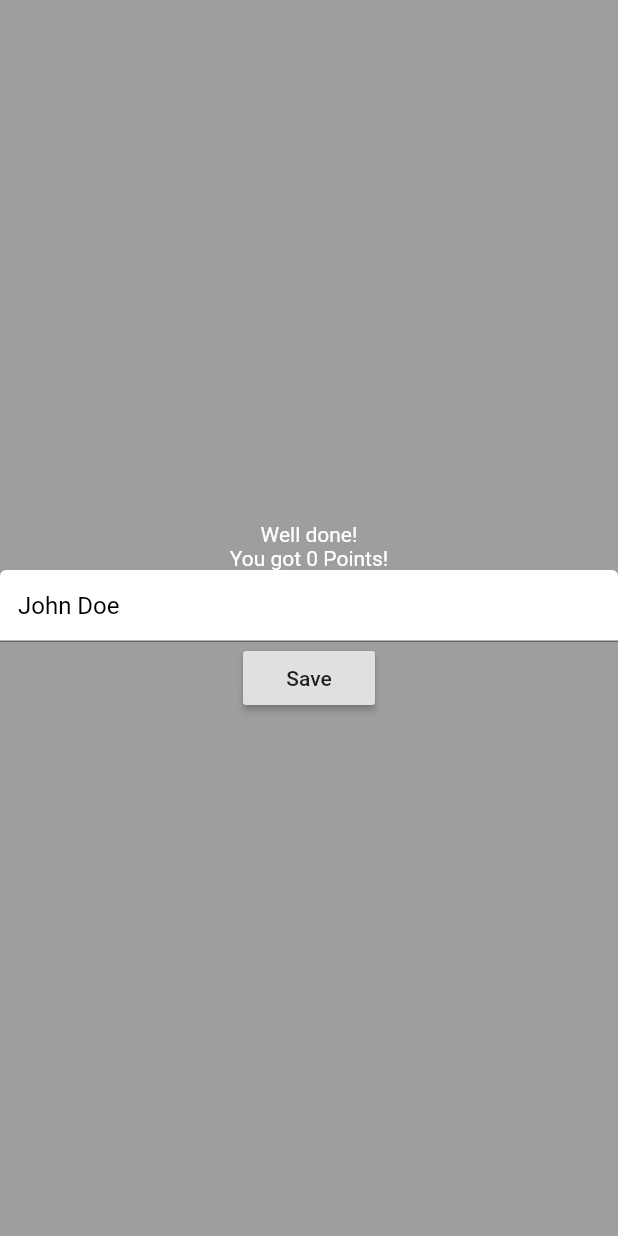
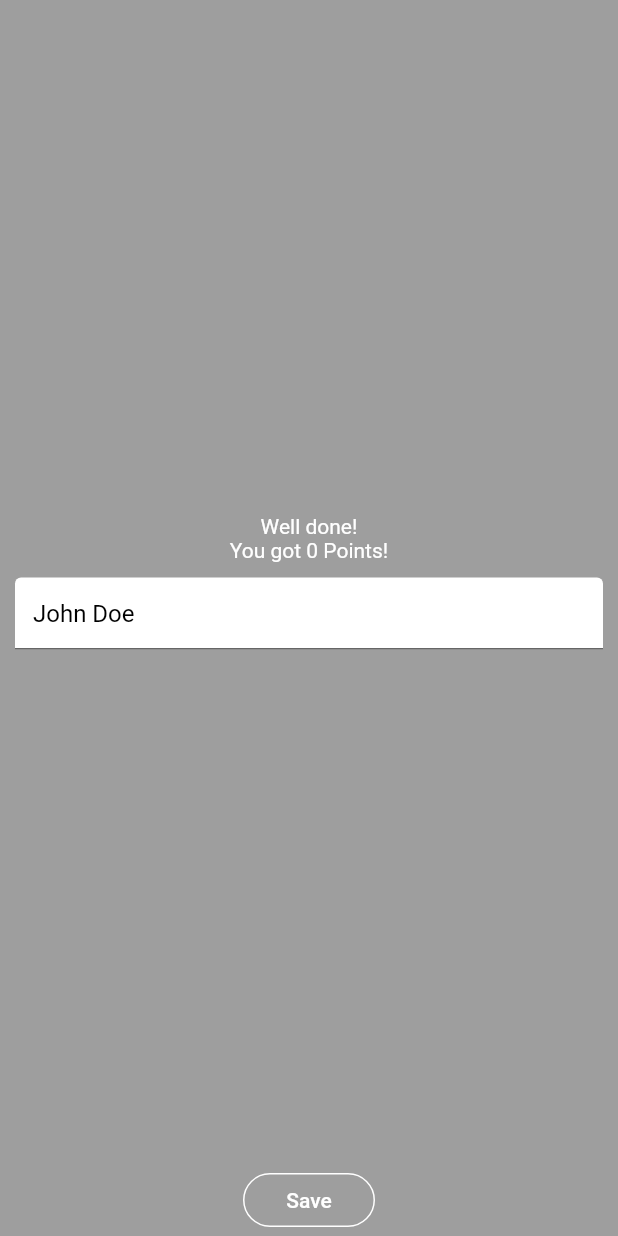
Before and after one commit to Sternair/color-quiz, a Flutter app: what getGameOverStateWidget() shows on an empty page, opened directly with empty values, on a phone screen of 412 x 824 dp. Run offline on Flutter 3.47's test engine with Material 2 defaults, Android fonts, the phone set to English and light mode, and no system bars; our stand-ins replace flutter_colorpicker, sqflite; accounts and stored records are empty.

Commit message:
Add default buttons, navigation

```diff
--- a/lib/quiz.dart
+++ b/lib/quiz.dart
@@ -23,7 +23,7 @@ enum Stage { SHOW_TARGET_COLOR, SHOW_COLOR_PICKER, SHOW_SOLUTION, GAME_OVER }
 
 class QuizState extends State<Quiz> {
   Color _targetColor;
-  Color _selectedColor = Color.fromRGBO(15, 15, 15, 1.0);
+  Color _selectedColor = Color.fromRGBO(80, 10, 5, 1.0);
 
   int _points = 0;
   int _round = 1;
@@ -126,6 +126,6 @@ class QuizState extends State<Quiz> {
     _setNewTargetColor();
     await DBProvider.db.insertScore(new Score(name: name, points: _points));
     widget.refreshData();
-    Navigator.pop(context);
+    Navigator.popAndPushNamed(context, '/highscore');
   }
 }
--- a/lib/quiz/GameOverStateWidget.dart
+++ b/lib/quiz/GameOverStateWidget.dart
@@ -1,4 +1,5 @@
 import 'package:color_quiz/utils/get_high_contrast_BW.dart';
+import 'package:color_quiz/widgets/DefaultButton.dart';
 import 'package:color_quiz/widgets/TextInput.dart';
 import 'package:flutter/material.dart';
 
@@ -8,7 +9,11 @@ Widget getGameOverStateWidget(BuildContext context, Color selectedColor,
     int totalPoints, Function onSavePressed) {
   String nameInput = DEFAULT_NAME;
   return Container(
+    padding: EdgeInsets.only(left: 10, right: 10),
     color: selectedColor,
+    child: Column(
+      children: [
+        Expanded(
           child: Center(
             child: Column(
               mainAxisAlignment: MainAxisAlignment.center,
@@ -18,18 +23,23 @@ Widget getGameOverStateWidget(BuildContext context, Color selectedColor,
                   textAlign: TextAlign.center,
                   style: TextStyle(color: getHighContrastBW(selectedColor)),
                 ),
-          TextInputForm(
+                Container(
+                  padding: EdgeInsets.only(top: 10),
+                  child: TextInputForm(
                     backgroundColor: getHighContrastBW(selectedColor),
                     onTextChanged: (newText) => nameInput = newText,
                   ),
-          RaisedButton(
-            child: Text(
-              'Save',
-            ),
-            onPressed: () => onSavePressed(nameInput, context),
                 ),
               ],
             ),
           ),
+        ),
+        DefaultButton(
+          label: 'Save',
+          onPressed: () => onSavePressed(nameInput, context),
+          color: getHighContrastBW(selectedColor),
+        ),
+      ],
+    ),
   );
 }
--- a/lib/widgets/DefaultButton.dart
+++ b/lib/widgets/DefaultButton.dart
@@ -5,17 +5,25 @@ import '../theme.dart';
 class DefaultButton extends StatelessWidget {
   final GestureTapCallback onPressed;
   final String label;
+  final Color color;
+  final bool outline;
 
-  DefaultButton({@required this.onPressed, @required this.label});
+  DefaultButton(
+      {@required this.onPressed,
+      @required this.label,
+      this.color = COLOR_WHITE,
+      this.outline = true});
 
   @override
   Widget build(BuildContext context) {
     return new OutlineButton(
         child: Text(label),
         onPressed: onPressed,
-        color: COLOR_WHITE,
-        textColor: COLOR_WHITE,
-        borderSide: BorderSide(color: COLOR_WHITE, style: BorderStyle.solid),
+        color: this.color,
+        textColor: this.color,
+        borderSide: outline
+            ? BorderSide(color: this.color, style: BorderStyle.solid)
+            : null,
         shape: new StadiumBorder());
   }
 }
--- a/lib/HighScore.dart
+++ b/lib/widgets/HighScore.dart
@@ -1,7 +1,7 @@
 import 'package:color_quiz/theme.dart';
 import 'package:flutter/material.dart';
 
-import 'db/entities/score.dart';
+import '../db/entities/score.dart';
 
 Widget getHighScore(List<Score> data) {
   return FractionallySizedBox(
```
Also changed, not shown: lib/color_quiz_app.dart (+6 -3 lines), lib/highscore.dart (added, +62 -0 lines), lib/home.dart (+24 -32 lines), lib/quiz/ColorPickerStateWidget.dart (+5 -4 lines), lib/quiz/SolutionStateWidget.dart (+4 -4 lines), lib/quiz/TargetColorStateWidget.dart (+5 -4 lines). Lines whose indentation alone changed are shown as unchanged.
